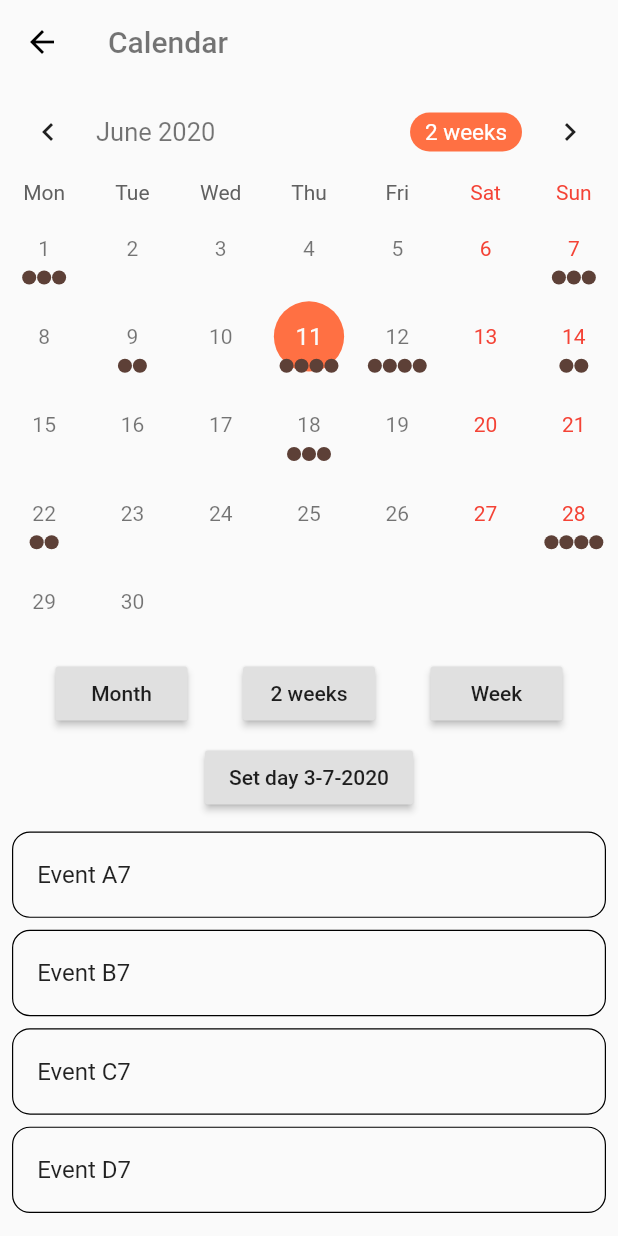
After one commit to hassanrehman01398/Namaz-Application, a Flutter app: the CalendarPage screen opened directly, on a phone screen of 412 x 824 dp. The commit adds this screen. Run offline on Flutter 3.47's test engine with Material 2 defaults, Android fonts, the phone set to English and light mode, and no system bars; drawn by our look-alikes of table_calendar; our stand-ins replace bloc, cached_network_image, carousel_pro, cloud_firestore, equatable, firebase_messaging and 5 more; missing offline and left inert: flutter_cupertino_date_picker, hijri_picker; accounts and stored records are empty.

Commit message:
calendar added with events

```diff
--- /dev/null
+++ b/lib/calendarpage.dart
@@ -0,0 +1,323 @@
+import 'package:flutter/material.dart';
+import 'package:intl/date_symbol_data_local.dart';
+import 'package:table_calendar/table_calendar.dart';
+final Map<DateTime, List> _holidays = {
+  DateTime(2019, 1, 1): ['New Year\'s Day'],
+  DateTime(2019, 1, 6): ['Epiphany'],
+  DateTime(2019, 2, 14): ['Valentine\'s Day'],
+  DateTime(2019, 4, 21): ['Easter Sunday'],
+  DateTime(2019, 4, 22): ['Easter Monday'],
+};
+
+class CalendarPage extends StatefulWidget {
+  CalendarPage({Key key, this.title}) : super(key: key);
+
+  final String title;
+
+  @override
+  _CalendarPageState createState() => _CalendarPageState();
+}
+
+class _CalendarPageState extends State<CalendarPage> with TickerProviderStateMixin {
+  Map<DateTime, List> _events;
+  List _selectedEvents;
+  AnimationController _animationController;
+  CalendarController _calendarController;
+
+  @override
+  void initState() {
+    super.initState();
+    final _selectedDay = DateTime.now();
+
+    _events = {
+      _selectedDay.subtract(Duration(days: 30)): ['Event A0', 'Event B0', 'Event C0'],
+      _selectedDay.subtract(Duration(days: 27)): ['Event A1'],
+      _selectedDay.subtract(Duration(days: 20)): ['Event A2', 'Event B2', 'Event C2', 'Event D2'],
+      _selectedDay.subtract(Duration(days: 16)): ['Event A3', 'Event B3'],
+      _selectedDay.subtract(Duration(days: 10)): ['Event A4', 'Event B4', 'Event C4'],
+      _selectedDay.subtract(Duration(days: 4)): ['Event A5', 'Event B5', 'Event C5'],
+      _selectedDay.subtract(Duration(days: 2)): ['Event A6', 'Event B6'],
+      _selectedDay: ['Event A7', 'Event B7', 'Event C7', 'Event D7'],
+      _selectedDay.add(Duration(days: 1)): ['Event A8', 'Event B8', 'Event C8', 'Event D8'],
+      _selectedDay.add(Duration(days: 3)): Set.from(['Event A9', 'Event A9', 'Event B9']).toList(),
+      _selectedDay.add(Duration(days: 7)): ['Event A10', 'Event B10', 'Event C10'],
+      _selectedDay.add(Duration(days: 11)): ['Event A11', 'Event B11'],
+      _selectedDay.add(Duration(days: 17)): ['Event A12', 'Event B12', 'Event C12', 'Event D12'],
+      _selectedDay.add(Duration(days: 22)): ['Event A13', 'Event B13'],
+      _selectedDay.add(Duration(days: 26)): ['Event A14', 'Event B14', 'Event C14'],
+    };
+
+    _selectedEvents = _events[_selectedDay] ?? [];
+    _calendarController = CalendarController();
+
+    _animationController = AnimationController(
+      vsync: this,
+      duration: const Duration(milliseconds: 400),
+    );
+
+    _animationController.forward();
+  }
+
+  @override
+  void dispose() {
+    _animationController.dispose();
+    _calendarController.dispose();
+    super.dispose();
+  }
+
+  void _onDaySelected(DateTime day, List events) {
+    print('CALLBACK: _onDaySelected');
+    setState(() {
+      _selectedEvents = events;
+    });
+  }
+
+  void _onVisibleDaysChanged(DateTime first, DateTime last, CalendarFormat format) {
+    print('CALLBACK: _onVisibleDaysChanged');
+  }
+
+  void _onCalendarCreated(DateTime first, DateTime last, CalendarFormat format) {
+    print('CALLBACK: _onCalendarCreated');
+  }
+
+  @override
+  Widget build(BuildContext context) {
+    return Scaffold(
+      appBar: AppBar(
+        title: Text(widget.title),
+      ),
+      body: Column(
+        mainAxisSize: MainAxisSize.max,
+        children: <Widget>[
+          // Switch out 2 lines below to play with TableCalendar's settings
+          //-----------------------
+          _buildTableCalendar(),
+          // _buildTableCalendarWithBuilders(),
+          const SizedBox(height: 8.0),
+          _buildButtons(),
+          const SizedBox(height: 8.0),
+          Expanded(child: _buildEventList()),
+        ],
+      ),
+    );
+  }
+
+  // Simple TableCalendar configuration (using Styles)
+  Widget _buildTableCalendar() {
+    return TableCalendar(
+      calendarController: _calendarController,
+      events: _events,
+      holidays: _holidays,
+      startingDayOfWeek: StartingDayOfWeek.monday,
+      calendarStyle: CalendarStyle(
+        selectedColor: Colors.deepOrange[400],
+        todayColor: Colors.deepOrange[200],
+        markersColor: Colors.brown[700],
+        outsideDaysVisible: false,
+      ),
+      headerStyle: HeaderStyle(
+        formatButtonTextStyle: TextStyle().copyWith(color: Colors.white, fontSize: 15.0),
+        formatButtonDecoration: BoxDecoration(
+          color: Colors.deepOrange[400],
+          borderRadius: BorderRadius.circular(16.0),
+        ),
+      ),
+
+      onDaySelected:_onDaySelected,// _onDaySelected,
+      onVisibleDaysChanged: _onVisibleDaysChanged,
+      onCalendarCreated: _onCalendarCreated,
+    );
+  }
+
+  // More advanced TableCalendar configuration (using Builders & Styles)
+  Widget _buildTableCalendarWithBuilders() {
+    return TableCalendar(
+      locale: 'pl_PL',
+      calendarController: _calendarController,
+      events: _events,
+      holidays: _holidays,
+      initialCalendarFormat: CalendarFormat.month,
+      formatAnimation: FormatAnimation.slide,
+      startingDayOfWeek: StartingDayOfWeek.sunday,
+      availableGestures: AvailableGestures.all,
+      availableCalendarFormats: const {
+        CalendarFormat.month: '',
+        CalendarFormat.week: '',
+      },
+      calendarStyle: CalendarStyle(
+        outsideDaysVisible: false,
+        weekendStyle: TextStyle().copyWith(color: Colors.blue[800]),
+        holidayStyle: TextStyle().copyWith(color: Colors.blue[800]),
+      ),
+      daysOfWeekStyle: DaysOfWeekStyle(
+        weekendStyle: TextStyle().copyWith(color: Colors.blue[600]),
+      ),
+      headerStyle: HeaderStyle(
+        centerHeaderTitle: true,
+        formatButtonVisible: false,
+      ),
+      builders: CalendarBuilders(
+        selectedDayBuilder: (context, date, _) {
+          return FadeTransition(
+            opacity: Tween(begin: 0.0, end: 1.0).animate(_animationController),
+            child: Container(
+              margin: const EdgeInsets.all(4.0),
+              padding: const EdgeInsets.only(top: 5.0, left: 6.0),
+              color: Colors.deepOrange[300],
+              width: 100,
+              height: 100,
+              child: Text(
+                '${date.day}',
+                style: TextStyle().copyWith(fontSize: 16.0),
+              ),
+            ),
+          );
+        },
+
+        todayDayBuilder: (context, date, _) {
+          return Container(
+            margin: const EdgeInsets.all(4.0),
+            padding: const EdgeInsets.only(top: 5.0, left: 6.0),
+            color: Colors.amber[400],
+            width: 100,
+            height: 100,
+            child: Text(
+              '${date.day}',
+              style: TextStyle().copyWith(fontSize: 16.0),
+            ),
+          );
+        },
+        markersBuilder: (context, date, events, holidays) {
+          final children = <Widget>[];
+
+          if (events.isNotEmpty) {
+            children.add(
+              Positioned(
+                right: 1,
+                bottom: 1,
+                child: _buildEventsMarker(date, events),
+              ),
+            );
+          }
+
+          if (holidays.isNotEmpty) {
+            children.add(
+              Positioned(
+                right: -2,
+                top: -2,
+                child: _buildHolidaysMarker(),
+              ),
+            );
+          }
+
+          return children;
+        },
+      ),
+
+    onDaySelected: (date, events) {
+        _onDaySelected(date, events);
+        _animationController.forward(from: 0.0);
+      },
+      onVisibleDaysChanged: _onVisibleDaysChanged,
+      onCalendarCreated: _onCalendarCreated,
+    );
+  }
+
+  Widget _buildEventsMarker(DateTime date, List events) {
+    return AnimatedContainer(
+      duration: const Duration(milliseconds: 300),
+      decoration: BoxDecoration(
+        shape: BoxShape.rectangle,
+        color: _calendarController.isSelected(date)
+            ? Colors.brown[500]
+            : _calendarController.isToday(date) ? Colors.brown[300] : Colors.blue[400],
+      ),
+      width: 16.0,
+      height: 16.0,
+      child: Center(
+        child: Text(
+          '${events.length}',
+          style: TextStyle().copyWith(
+            color: Colors.white,
+            fontSize: 12.0,
+          ),
+        ),
+      ),
+    );
+  }
+
+  Widget _buildHolidaysMarker() {
+    return Icon(
+      Icons.add_box,
+      size: 20.0,
+      color: Colors.blueGrey[800],
+    );
+  }
+
+  Widget _buildButtons() {
+    final dateTime = _events.keys.elementAt(_events.length - 2);
+
+    return Column(
+      children: <Widget>[
+        Row(
+          mainAxisSize: MainAxisSize.max,
+          mainAxisAlignment: MainAxisAlignment.spaceEvenly,
+          children: <Widget>[
+            RaisedButton(
+              child: Text('Month'),
+              onPressed: () {
+                setState(() {
+                  _calendarController.setCalendarFormat(CalendarFormat.month);
+                });
+              },
+            ),
+            RaisedButton(
+              child: Text('2 weeks'),
+              onPressed: () {
+                setState(() {
+                  _calendarController.setCalendarFormat(CalendarFormat.twoWeeks);
+                });
+              },
+            ),
+            RaisedButton(
+              child: Text('Week'),
+              onPressed: () {
+                setState(() {
+                  _calendarController.setCalendarFormat(CalendarFormat.week);
+                });
+              },
+            ),
+          ],
+        ),
+        const SizedBox(height: 8.0),
+        RaisedButton(
+          child: Text('Set day ${dateTime.day}-${dateTime.month}-${dateTime.year}'),
+          onPressed: () {
+            _calendarController.setSelectedDay(
+              DateTime(dateTime.year, dateTime.month, dateTime.day),
+              runCallback: true,
+            );
+          },
+        ),
+      ],
+    );
+  }
+
+  Widget _buildEventList() {
+    return ListView(
+      children: _selectedEvents
+          .map((event) => Container(
+                decoration: BoxDecoration(
+                  border: Border.all(width: 0.8),
+                  borderRadius: BorderRadius.circular(12.0),
+                ),
+                margin: const EdgeInsets.symmetric(horizontal: 8.0, vertical: 4.0),
+                child: ListTile(
+                  title: Text(event.toString()),
+                  onTap: () => print('$event tapped!'),
+                ),
+              ))
+          .toList(),
+    );
+  }
+}
```
Also changed, not shown: lib/home.dart (+77 -43 lines).
